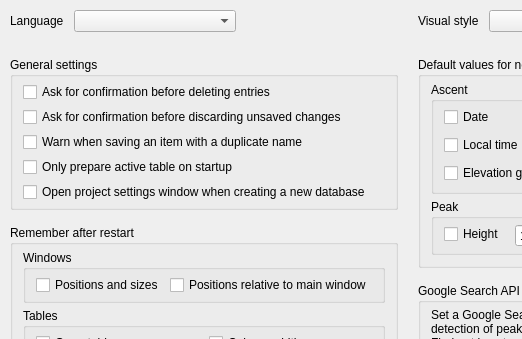
The window that src/ui/settings_window.ui (svetter/pal) describes before a commit, drawn with Qt 5; both pictures show x 0 to 522 and y 0 to 339 of the 765 by 514 pixel window.
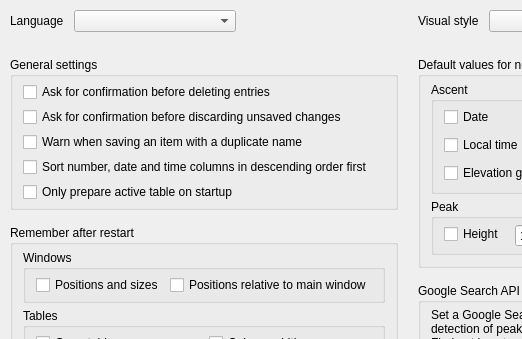
The same window after the commit.

Commit message:
New setting for sorting numeric columns descending by default
Simultaneously removed setting for showing the project settings window after creating a new database (now defaults to yes)

Closes #222

Patch:
```diff
--- a/src/ui/settings_window.ui
+++ b/src/ui/settings_window.ui
@@ -6,8 +6,8 @@
    <rect>
     <x>0</x>
     <y>0</y>
-    <width>770</width>
-    <height>593</height>
+    <width>800</width>
+    <height>609</height>
    </rect>
   </property>
   <property name="sizePolicy">
@@ -155,6 +155,13 @@
             </property>
            </widget>
           </item>
+          <item>
+           <widget class="QCheckBox" name="defaultNumericColumnsToDescendingCheckbox">
+            <property name="text">
+             <string>Sort number, date and time columns in descending order first</string>
+            </property>
+           </widget>
+          </item>
           <item>
            <widget class="QCheckBox" name="onlyPrepareActiveTableCheckbox">
             <property name="text">
@@ -162,13 +169,6 @@
             </property>
            </widget>
           </item>
-          <item>
-           <widget class="QCheckBox" name="openProjectSettingsOnNewDatabaseCheckbox">
-            <property name="text">
-             <string>Open project settings window when creating a new database</string>
-            </property>
-           </widget>
-          </item>
          </layout>
         </widget>
        </item>
```
Left out of the diff: 44 changed lines with no effect on the pictures. The commit also changes 12 other files.
